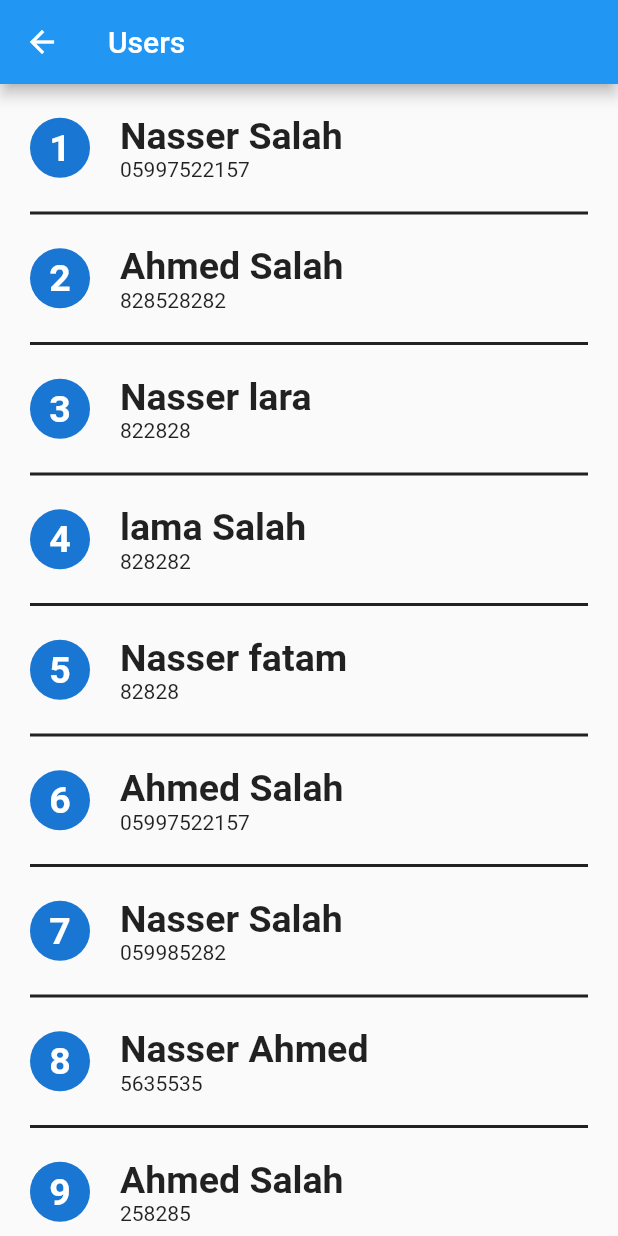
After one commit to nasseryazgi/Learning-path-In-Flutter, a Flutter app: the UsersScreen screen opened directly, on a phone screen of 412 x 824 dp. The commit adds this screen. Run offline on Flutter 3.47's test engine with Material 2 defaults, Android fonts, the phone set to English and light mode, and no system bars; network calls fail.

Commit message:
User List View WITH List View

```diff
--- a/lib/main.dart
+++ b/lib/main.dart
@@ -3,8 +3,7 @@
 
 import 'package:flutter/cupertino.dart';
 import 'package:flutter/material.dart';
-
-import 'MessagerTest1.dart';
+import 'package:flutter_projects_learn/user_screen.dart';
 import 'login_test.dart';
 import 'loginscreen.dart';
 import 'massenger_screen_WithListView.dart';
--- /dev/null
+++ b/lib/user_screen.dart
@@ -0,0 +1,84 @@
+
+
+
+
+
+
+
+
+
+import 'package:flutter/cupertino.dart';
+import 'package:flutter/material.dart';
+class UserModel{
+  final int id ;
+  final String name ;
+  final String phone ;
+
+  UserModel({
+    required this.id,
+    required this.name ,
+    required this.phone,}
+);
+
+}
+class UsersScreen extends StatelessWidget {
+ List<UserModel> userData =[
+ UserModel(id : 1, name :'Nasser Salah' , phone :'05997522157'),
+   UserModel(id : 2, name :'Ahmed Salah' , phone :'828528282'),
+   UserModel(id : 3, name :'Nasser lara' , phone :'822828'),
+   UserModel(id : 4, name :'lama Salah' , phone :'828282'),
+   UserModel(id : 5, name :'Nasser fatam' , phone :'82828'),
+   UserModel(id : 6, name :'Ahmed Salah' , phone :'05997522157'),
+   UserModel(id : 7, name :'Nasser Salah' , phone :'059985282'),
+   UserModel(id : 8, name :'Nasser Ahmed' , phone :'5635535'),
+   UserModel(id : 9, name :'Ahmed Salah' , phone :'258285'),
+   UserModel(id : 10, name :'Ahmed Salah' , phone :'8282'),
+
+ ];
+  Widget build(BuildContext context) {
+    return Scaffold(
+      appBar: AppBar(
+        title: Text('Users'),
+      ),
+      body: ListView.separated(itemBuilder: (context , index) =>buildUserItem(userData[index]), separatorBuilder: (context , index) =>
+          Padding(
+            padding: const EdgeInsetsDirectional.only(
+              start: 20,end: 20.0,
+            ),
+            child: Container(
+        width: double.infinity,
+              color: Colors.black87,
+              height: 2.0,
+      ),
+          ), itemCount: userData.length),
+    );
+  }
+
+  //build item
+// build list
+//add item to list
+
+Widget buildUserItem(UserModel user ) =>Padding(
+  padding: const EdgeInsets.all(20.0),
+  child: Row(
+    children: [
+      CircleAvatar(
+        radius: 20.0,
+        child: Text('${user.id}' ,style: TextStyle(
+          fontSize: 25.0 , fontWeight: FontWeight.bold ,
+        ),),
+      ) ,
+      SizedBox(width: 20,) ,
+      Column(
+        crossAxisAlignment: CrossAxisAlignment.start,            mainAxisSize: MainAxisSize.min,
+        children: [
+          Text('${user.name}' ,style: TextStyle(
+            fontSize: 25.0 , fontWeight: FontWeight.bold ,
+          ),) ,
+          Text('${user.phone}')
+        ],
+      )
+    ],
+  ),
+);
+}
```
